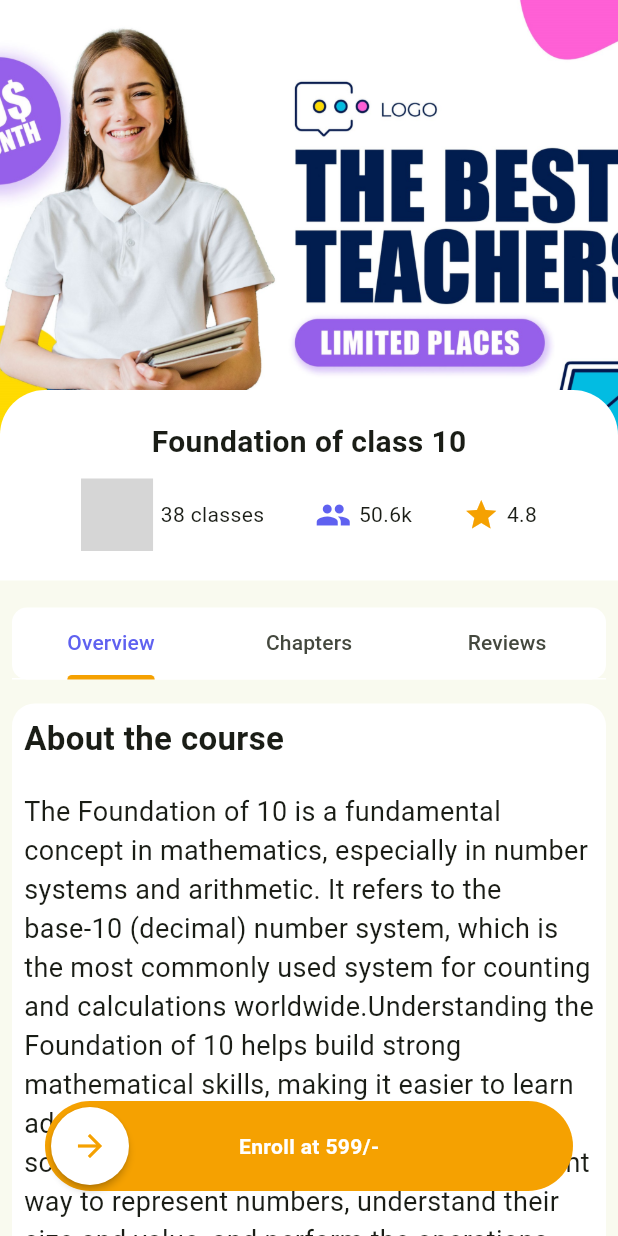
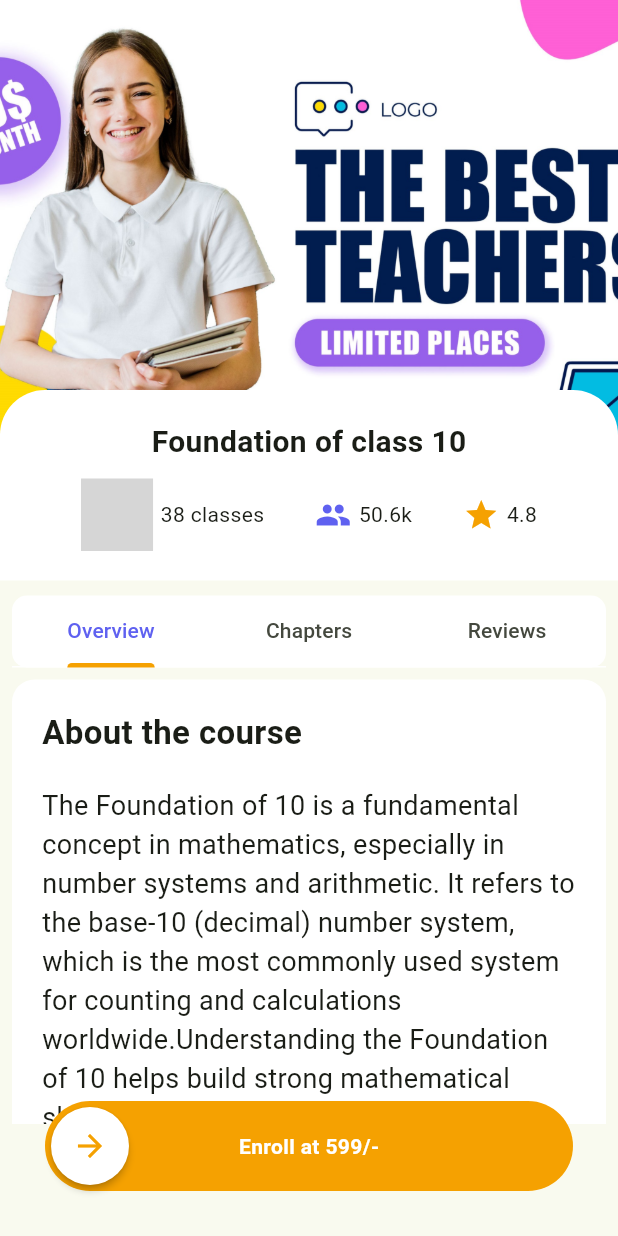
Before and after one commit to midhunmashuptech/Zephyr, a Flutter app: the CourseDetailsScreen screen opened directly, on a phone screen of 412 x 824 dp. Run offline on Flutter 3.47's test engine with Material 3 defaults, Android fonts, the phone set to English and light mode, and no system bars; drawn by our look-alikes of swipeable_button_view; our stand-ins replace hugeicons, intl_phone_field, lottie, pinput, salomon_bottom_bar, smooth_page_indicator and 1 more; missing offline and left inert: iconify_flutter_plus; grey boxes are pictures that could not be loaded.

Commit message:
Course details page corrected

```diff
--- a/lib/features/coursedetails/screens/course_chapters.dart
+++ b/lib/features/coursedetails/screens/course_chapters.dart
@@ -14,9 +14,10 @@ class _CourseChaptersState extends State<CourseChapters> {
     return Scaffold(
       body: SingleChildScrollView(
         child: Padding(
-          padding: const EdgeInsets.all(8.0),
+          padding: const EdgeInsets.symmetric(horizontal: 20.0),
           child: Column(
             children: [
+              SizedBox(height: 10),
               CustomDropdownCard(
                 title: "Mathematics",
                 items: ["chap 1", "chap 2", "chap 3"],
--- a/lib/features/coursedetails/screens/course_details_screen.dart
+++ b/lib/features/coursedetails/screens/course_details_screen.dart
@@ -34,8 +34,7 @@ class _CourseDetailsScreenState extends State<CourseDetailsScreen>
   @override
   Widget build(BuildContext context) {
     return Scaffold(
-      body: SingleChildScrollView(
-        child: Stack(
+      body: Stack(
         children: [
           Column(
             children: [
@@ -101,7 +100,7 @@ class _CourseDetailsScreenState extends State<CourseDetailsScreen>
               ),
               const SizedBox(height: 10),
               Padding(
-                  padding: const EdgeInsets.all(8.0),
+                padding: const EdgeInsets.symmetric(horizontal: 8.0),
                 child: Container(
                   decoration: BoxDecoration(
                       color: Colors.white,
@@ -120,7 +119,7 @@ class _CourseDetailsScreenState extends State<CourseDetailsScreen>
                 ),
               ),
               SizedBox(
-                  height: MediaQuery.of(context).size.height * 0.6,
+                height: MediaQuery.of(context).size.height - 520,
                 child: TabBarView(
                   controller: _tabController,
                   children: const [
@@ -174,7 +173,6 @@ class _CourseDetailsScreenState extends State<CourseDetailsScreen>
           )
         ],
       ),
-      ),
     );
   }
 }
--- a/lib/features/coursedetails/screens/course_overview.dart
+++ b/lib/features/coursedetails/screens/course_overview.dart
@@ -19,7 +19,7 @@ class _CourseOverviewState extends State<CourseOverview> {
             decoration: BoxDecoration(
                 color: Colors.white, borderRadius: BorderRadius.circular(15)),
             child: Padding(
-              padding: const EdgeInsets.all(8.0),
+              padding: const EdgeInsets.all(20.0),
               child: Column(
                 crossAxisAlignment: CrossAxisAlignment.start,
                 children: [
@@ -28,7 +28,7 @@ class _CourseOverviewState extends State<CourseOverview> {
                           TextStyle(fontWeight: FontWeight.bold, fontSize: 22)),
                           SizedBox(height: 20),
                   Text(
-                      "The Foundation of 10 is a fundamental concept in mathematics, especially in number systems and arithmetic. It refers to the base-10 (decimal) number system, which is the most commonly used system for counting and calculations worldwide.Understanding the Foundation of 10 helps build strong mathematical skills, making it easier to learn advanced topics in mathematics and science.Overall, It provides  clear and efficient way to represent numbers, understand their size and value, and perform the operations that allow us to solve problems in everyday life.",
+                      "The Foundation of 10 is a fundamental concept in mathematics, especially in number systems and arithmetic. It refers to the base-10 (decimal) number system, which is the most commonly used system for counting and calculations worldwide.Understanding the Foundation of 10 helps build strong mathematical skills, making it easier to learn advanced topics in mathematics and science.Overall, It provides  clear and efficient way to represent numbers, understand their size and value, and perform the operations that allow us to solve problems in everyday life. The Foundation of 10 is a fundamental concept in mathematics, especially in number systems and arithmetic. It refers to the base-10 (decimal) number system, which is the most commonly used system for counting and calculations worldwide.Understanding the Foundation of 10 helps build strong mathematical skills, making it easier to learn advanced topics in mathematics and science.Overall, It provides  clear and efficient way to represent numbers, understand their size and value, and perform the operations that allow us to solve problems in everyday life.",
                      style: TextStyle(fontSize: 18)),
                      SizedBox(height: 20),
                 ],
--- a/lib/features/coursedetails/widgets/chapter_card.dart
+++ b/lib/features/coursedetails/widgets/chapter_card.dart
@@ -31,7 +31,7 @@ class _CustomDropdownCardState extends State<CustomDropdownCard> {
       shape: RoundedRectangleBorder(borderRadius: BorderRadius.circular(12)),
       elevation: 3,
       child: Padding(
-        padding: const EdgeInsets.symmetric(horizontal: 16, vertical: 16),
+        padding: const EdgeInsets.symmetric(horizontal: 16, vertical: 8),
         child: ExpansionTile(
           title: Text(
             selectedValue ?? widget.title,
--- a/lib/main.dart
+++ b/lib/main.dart
@@ -27,10 +27,10 @@ class MyApp extends StatelessWidget {
       ),
       // home: const MyHomePage(),
       // home: Login(),
-      home: ChapterDetailsScreen(),
+      // home: ChapterDetailsScreen(),
       // home: RegistrationScreen(),
       // home: BottomNavScreen()
-      // home: CourseDetailsScreen(),
+      home: CourseDetailsScreen(),
     );
   }
 }
```
Lines whose indentation alone changed are shown as unchanged.
